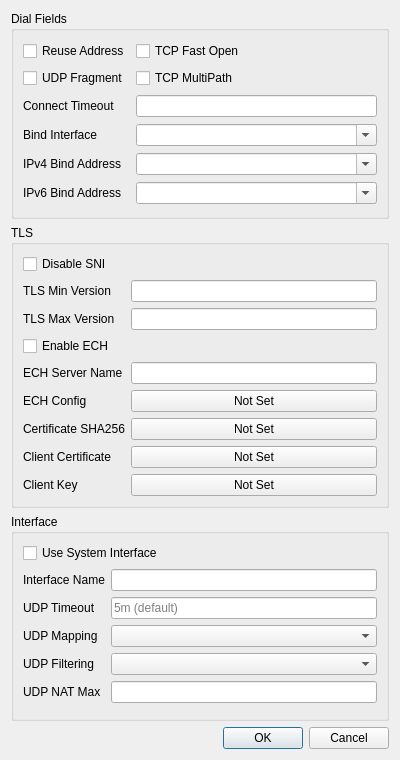
Above: upstream/include/ui/profile/edit_advanced.ui from hopol/throne-mirror before the change. Below: the same form after it.
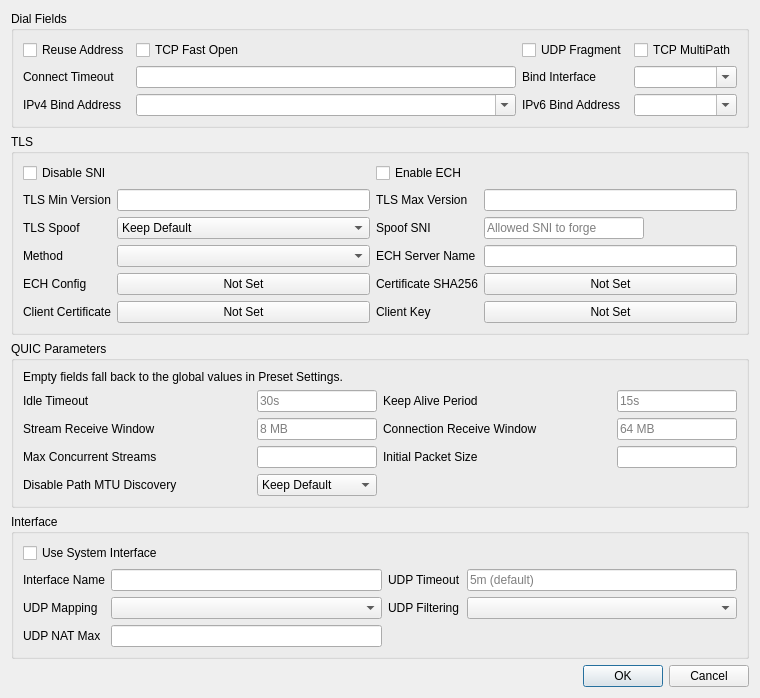
That is the form after the change.

What changed in the file:
```diff
--- a/upstream/include/ui/profile/edit_advanced.ui
+++ b/upstream/include/ui/profile/edit_advanced.ui
@@ -6,8 +6,8 @@
    <rect>
     <x>0</x>
     <y>0</y>
-    <width>400</width>
-    <height>760</height>
+    <width>760</width>
+    <height>460</height>
    </rect>
   </property>
   <property name="windowTitle">
@@ -19,97 +19,95 @@
      <property name="title">
       <string>Dial Fields</string>
      </property>
-     <layout class="QGridLayout" name="gridLayout_2">
-      <item row="2" column="0">
+     <layout class="QGridLayout" name="gridLayout_2">      <item row="0" column="0">
+       <widget class="QCheckBox" name="reuse_addr">
+        <property name="text">
+         <string>Reuse Address</string>
+        </property>
+       </widget>
+      </item>
+      <item row="0" column="1">
+       <widget class="QCheckBox" name="tcp_fast_open">
+        <property name="text">
+         <string>TCP Fast Open</string>
+        </property>
+       </widget>
+      </item>
+      <item row="0" column="2">
+       <widget class="QCheckBox" name="udp_fragment">
+        <property name="text">
+         <string>UDP Fragment</string>
+        </property>
+       </widget>
+      </item>
+      <item row="0" column="3">
+       <widget class="QCheckBox" name="tcp_multipath">
+        <property name="text">
+         <string>TCP MultiPath</string>
+        </property>
+       </widget>
+      </item>
+      <item row="1" column="0">
        <widget class="QLabel" name="label">
         <property name="text">
          <string>Connect Timeout</string>
         </property>
        </widget>
       </item>
-      <item row="2" column="1">
+      <item row="1" column="1">
        <widget class="QLineEdit" name="connect_timeout"/>
       </item>
-      <item row="3" column="0">
+      <item row="1" column="2">
        <widget class="QLabel" name="label_bind_ifc">
         <property name="text">
          <string>Bind Interface</string>
         </property>
        </widget>
       </item>
-      <item row="3" column="1">
+      <item row="1" column="3">
        <widget class="QComboBox" name="bind_interface">
         <property name="editable">
          <bool>true</bool>
         </property>
        </widget>
       </item>
-      <item row="4" column="0">
+      <item row="2" column="0">
        <widget class="QLabel" name="label_inet4_bind">
         <property name="text">
          <string>IPv4 Bind Address</string>
         </property>
        </widget>
       </item>
-      <item row="4" column="1">
+      <item row="2" column="1">
        <widget class="QComboBox" name="inet4_bind_address">
         <property name="editable">
          <bool>true</bool>
         </property>
        </widget>
       </item>
-      <item row="5" column="0">
+      <item row="2" column="2">
        <widget class="QLabel" name="label_inet6_bind">
         <property name="text">
          <string>IPv6 Bind Address</string>
         </property>
        </widget>
       </item>
-      <item row="5" column="1">
+      <item row="2" column="3">
        <widget class="QComboBox" name="inet6_bind_address">
         <property name="editable">
          <bool>true</bool>
         </property>
        </widget>
       </item>
-      <item row="0" column="1">
-       <widget class="QCheckBox" name="tcp_fast_open">
-        <property name="text">
-         <string>TCP Fast Open</string>
-        </property>
-       </widget>
-      </item>
-      <item row="1" column="1">
-       <widget class="QCheckBox" name="tcp_multipath">
-        <property name="text">
-         <string>TCP MultiPath</string>
-        </property>
-       </widget>
-      </item>
-      <item row="0" column="0">
-       <widget class="QCheckBox" name="reuse_addr">
-        <property name="text">
-         <string>Reuse Address</string>
-        </property>
-       </widget>
-      </item>
-      <item row="1" column="0">
-       <widget class="QCheckBox" name="udp_fragment">
-        <property name="text">
-         <string>UDP Fragment</string>
-        </property>
-       </widget>
-      </item>
-     </layout>
+</layout>
     </widget>
    </item>
-   <item row="2" column="0">
+   <item row="3" column="0">
     <widget class="QGroupBox" name="interface_box">
      <property name="title">
       <string>Interface</string>
      </property>
-     <layout class="QFormLayout" name="interface_form">
-      <item row="0" column="0" colspan="2">
+     <layout class="QGridLayout" name="interface_form">      <item row="0" column="0" colspan="4">
        <widget class="QCheckBox" name="system">
         <property name="toolTip">
          <string>&lt;html&gt;&lt;head/&gt;&lt;body&gt;&lt;p&gt;Requires privilege and cannot conflict with existing system interfaces. The internal network stack is used when disabled.&lt;/p&gt;&lt;/body&gt;&lt;/html&gt;</string>
@@ -132,7 +130,7 @@
       <item row="1" column="1">
        <widget class="QLineEdit" name="interface_name"/>
       </item>
-      <item row="2" column="0">
+      <item row="1" column="2">
        <widget class="QLabel" name="udp_timeout_l">
         <property name="toolTip">
          <string>&lt;html&gt;&lt;head/&gt;&lt;body&gt;&lt;p&gt;UDP NAT expiration time.&lt;/p&gt;&lt;/body&gt;&lt;/html&gt;</string>
@@ -142,14 +140,14 @@
         </property>
        </widget>
       </item>
-      <item row="2" column="1">
+      <item row="1" column="3">
        <widget class="QLineEdit" name="udp_timeout">
         <property name="placeholderText">
          <string>5m (default)</string>
         </property>
        </widget>
       </item>
-      <item row="3" column="0">
+      <item row="2" column="0">
        <widget class="QLabel" name="udp_mapping_l">
         <property name="toolTip">
          <string>&lt;html&gt;&lt;head/&gt;&lt;body&gt;&lt;p&gt;UDP NAT mapping behavior. endpoint_independent is used by default.&lt;/p&gt;&lt;/body&gt;&lt;/html&gt;</string>
@@ -159,10 +157,10 @@
         </property>
        </widget>
       </item>
-      <item row="3" column="1">
+      <item row="2" column="1">
        <widget class="QComboBox" name="udp_mapping"/>
       </item>
-      <item row="4" column="0">
+      <item row="2" column="2">
        <widget class="QLabel" name="udp_filtering_l">
         <property name="toolTip">
          <string>&lt;html&gt;&lt;head/&gt;&lt;body&gt;&lt;p&gt;UDP NAT filtering behavior. endpoint_independent is used by default.&lt;/p&gt;&lt;/body&gt;&lt;/html&gt;</string>
@@ -172,10 +170,10 @@
         </property>
        </widget>
       </item>
-      <item row="4" column="1">
+      <item row="2" column="3">
        <widget class="QComboBox" name="udp_filtering"/>
       </item>
-      <item row="5" column="0">
+      <item row="3" column="0">
        <widget class="QLabel" name="udp_nat_max_l">
         <property name="toolTip">
          <string>&lt;html&gt;&lt;head/&gt;&lt;body&gt;&lt;p&gt;Maximum number of UDP NAT entries.&lt;/p&gt;&lt;/body&gt;&lt;/html&gt;</string>
@@ -185,13 +183,13 @@
         </property>
        </widget>
       </item>
-      <item row="5" column="1">
+      <item row="3" column="1">
        <widget class="QLineEdit" name="udp_nat_max"/>
       </item>
-     </layout>
+</layout>
     </widget>
    </item>
-   <item row="3" column="0">
+   <item row="4" column="0">
     <widget class="QDialogButtonBox" name="buttonBox">
      <property name="orientation">
       <enum>Qt::Orientation::Horizontal</enum>
@@ -206,109 +204,329 @@
      <property name="title">
       <string>TLS</string>
      </property>
-     <layout class="QFormLayout" name="formLayout">
-      <item row="3" column="0">
+     <layout class="QGridLayout" name="formLayout">      <item row="0" column="0" colspan="2">
+       <widget class="QCheckBox" name="disable_sni">
+        <property name="text">
+         <string>Disable SNI</string>
+        </property>
+       </widget>
+      </item>
+      <item row="0" column="2" colspan="2">
        <widget class="QCheckBox" name="enable_ech">
         <property name="text">
          <string>Enable ECH</string>
         </property>
        </widget>
       </item>
-      <item row="5" column="0">
+      <item row="1" column="0">
+       <widget class="QLabel" name="label_6">
+        <property name="text">
+         <string>TLS Min Version</string>
+        </property>
+       </widget>
+      </item>
+      <item row="1" column="1">
+       <widget class="QLineEdit" name="min_version"/>
+      </item>
+      <item row="1" column="2">
+       <widget class="QLabel" name="label_7">
+        <property name="text">
+         <string>TLS Max Version</string>
+        </property>
+       </widget>
+      </item>
+      <item row="1" column="3">
+       <widget class="QLineEdit" name="max_version"/>
+      </item>
+      <item row="2" column="0">
+       <widget class="QLabel" name="tls_spoof_state_l">
+        <property name="toolTip">
+         <string>&lt;html&gt;&lt;head/&gt;&lt;body&gt;&lt;p&gt;Whether this profile injects a forged ClientHello. &amp;quot;Keep Default&amp;quot; follows Preset Settings, unless a Spoof SNI is set below.&lt;/p&gt;&lt;/body&gt;&lt;/html&gt;</string>
+        </property>
+        <property name="text">
+         <string>TLS Spoof</string>
+        </property>
+       </widget>
+      </item>
+      <item row="2" column="1">
+       <widget class="QComboBox" name="tls_spoof_state">
+        <item>
+         <property name="text">
+          <string>Keep Default</string>
+         </property>
+        </item>
+        <item>
+         <property name="text">
+          <string>On</string>
+         </property>
+        </item>
+        <item>
+         <property name="text">
+          <string>Off</string>
+         </property>
+        </item>
+       </widget>
+      </item>
+      <item row="2" column="2">
+       <widget class="QLabel" name="tls_spoof_l">
+        <property name="toolTip">
+         <string>&lt;html&gt;&lt;head/&gt;&lt;body&gt;&lt;p&gt;Inject a forged TLS ClientHello carrying this SNI before the real one, to pass SNI filtering that allows specific hostnames.&lt;/p&gt;&lt;p&gt;Client only. Requires elevated privileges (root / Administrator). Not supported on Windows ARM64. &amp;quot;wrong-timestamp&amp;quot; is not supported on macOS.&lt;/p&gt;&lt;p&gt;Leave empty to inherit the global value from Preset Settings.&lt;/p&gt;&lt;/body&gt;&lt;/html&gt;</string>
+        </property>
+        <property name="text">
+         <string>Spoof SNI</string>
+        </property>
+       </widget>
+      </item>
+      <item row="2" column="3">
+       <widget class="QLineEdit" name="tls_spoof">
+        <property name="maximumSize">
+         <size>
+          <width>160</width>
+          <height>16777215</height>
+         </size>
+        </property>
+        <property name="placeholderText">
+         <string>Allowed SNI to forge</string>
+        </property>
+       </widget>
+      </item>
+      <item row="3" column="0">
+       <widget class="QLabel" name="tls_spoof_method_l">
+        <property name="text">
+         <string>Method</string>
+        </property>
+       </widget>
+      </item>
+      <item row="3" column="1">
+       <widget class="QComboBox" name="tls_spoof_method"/>
+      </item>
+      <item row="3" column="2">
+       <widget class="QLabel" name="label_8">
+        <property name="toolTip">
+         <string>&lt;html&gt;&lt;head/&gt;&lt;body&gt;&lt;h4 style=&quot; margin-top:12px; margin-bottom:12px; margin-left:0px; margin-right:0px; -qt-block-indent:0; text-indent:0px;&quot;&gt;&lt;a name=&quot;query_server_name&quot;/&gt;&lt;span style=&quot; font-size:medium; font-weight:700;&quot;&gt;q&lt;/span&gt;&lt;span style=&quot; font-size:medium; font-weight:700;&quot;&gt;uery_server_name in sing-box&lt;/span&gt;&lt;/h4&gt;&lt;/body&gt;&lt;/html&gt;</string>
+        </property>
+        <property name="text">
+         <string>ECH Server Name</string>
+        </property>
+       </widget>
+      </item>
+      <item row="3" column="3">
+       <widget class="QLineEdit" name="ech_server_name"/>
+      </item>
+      <item row="4" column="0">
        <widget class="QLabel" name="label_2">
         <property name="text">
          <string>ECH Config</string>
         </property>
        </widget>
       </item>
-      <item row="5" column="1">
+      <item row="4" column="1">
        <widget class="QPushButton" name="ech_config">
         <property name="text">
          <string>Not Set</string>
         </property>
        </widget>
       </item>
-      <item row="6" column="0">
+      <item row="4" column="2">
        <widget class="QLabel" name="label_3">
         <property name="text">
          <string>Certificate SHA256</string>
         </property>
        </widget>
       </item>
-      <item row="6" column="1">
+      <item row="4" column="3">
        <widget class="QPushButton" name="cert_sha256">
         <property name="text">
          <string>Not Set</string>
         </property>
        </widget>
       </item>
-      <item row="7" column="0">
+      <item row="5" column="0">
        <widget class="QLabel" name="label_4">
         <property name="text">
          <string>Client Certificate</string>
         </property>
        </widget>
       </item>
-      <item row="7" column="1">
+      <item row="5" column="1">
        <widget class="QPushButton" name="client_cert">
         <property name="text">
          <string>Not Set</string>
         </property>
        </widget>
       </item>
-      <item row="8" column="0">
+      <item row="5" column="2">
        <widget class="QLabel" name="label_5">
         <property name="text">
          <string>Client Key</string>
         </property>
        </widget>
       </item>
-      <item row="8" column="1">
+      <item row="5" column="3">
        <widget class="QPushButton" name="client_key">
         <property name="text">
          <string>Not Set</string>
         </property>
        </widget>
       </item>
-      <item row="0" column="0">
-       <widget class="QCheckBox" name="disable_sni">
+</layout>
+    </widget>
+   </item>
+   <item row="2" column="0">
+    <widget class="QGroupBox" name="quic_box">
+     <property name="title">
+      <string>QUIC Parameters</string>
+     </property>
+     <layout class="QGridLayout" name="gridLayout_quic">
+      <item row="0" column="0" colspan="4">
+       <widget class="QLabel" name="quic_note">
         <property name="text">
-         <string>Disable SNI</string>
+         <string>Empty fields fall back to the global values in Preset Settings.</string>
+        </property>
+        <property name="wordWrap">
+         <bool>true</bool>
         </property>
        </widget>
       </item>
       <item row="1" column="0">
-       <widget class="QLabel" name="label_6">
+       <widget class="QLabel" name="quic_idle_timeout_l">
         <property name="text">
-         <string>TLS Min Version</string>
+         <string>Idle Timeout</string>
         </property>
        </widget>
       </item>
       <item row="1" column="1">
-       <widget class="QLineEdit" name="min_version"/>
+       <widget class="QLineEdit" name="quic_idle_timeout">
+        <property name="maximumSize">
+         <size>
+          <width>120</width>
+          <height>16777215</height>
+         </size>
+        </property>
+        <property name="placeholderText">
+         <string notr="true">30s</string>
+        </property>
+       </widget>
+      </item>
+      <item row="1" column="2">
+       <widget class="QLabel" name="quic_keep_alive_period_l">
+        <property name="text">
+         <string>Keep Alive Period</string>
+        </property>
+       </widget>
+      </item>
+      <item row="1" column="3">
+       <widget class="QLineEdit" name="quic_keep_alive_period">
+        <property name="maximumSize">
+         <size>
+          <width>120</width>
+          <height>16777215</height>
+         </size>
+        </property>
+        <property name="placeholderText">
+         <string notr="true">15s</string>
+        </property>
+       </widget>
       </item>
       <item row="2" column="0">
-       <widget class="QLabel" name="label_7">
+       <widget class="QLabel" name="quic_stream_receive_window_l">
         <property name="text">
-         <string>TLS Max Version</string>
+         <string>Stream Receive Window</string>
         </property>
        </widget>
       </item>
       <item row="2" column="1">
-       <widget class="QLineEdit" name="max_version"/>
+       <widget class="QLineEdit" name="quic_stream_receive_window">
+        <property name="maximumSize">
+         <size>
+          <width>120</width>
+          <height>16777215</height>
+         </size>
+        </property>
+        <property name="placeholderText">
+         <string notr="true">8 MB</string>
+        </property>
+       </widget>
+      </item>
+      <item row="2" column="2">
+       <widget class="QLabel" name="quic_connection_receive_window_l">
+        <property name="text">
+         <string>Connection Receive Window</string>
+        </property>
+       </widget>
+      </item>
+      <item row="2" column="3">
+       <widget class="QLineEdit" name="quic_connection_receive_window">
+        <property name="maximumSize">
+         <size>
+          <width>120</width>
+          <height>16777215</height>
+         </size>
+        </property>
+        <property name="placeholderText">
+         <string notr="true">64 MB</string>
+        </property>
+       </widget>
+      </item>
+      <item row="3" column="0">
+       <widget class="QLabel" name="quic_max_concurrent_streams_l">
+        <property name="text">
+         <string>Max Concurrent Streams</string>
+        </property>
+       </widget>
+      </item>
+      <item row="3" column="1">
+       <widget class="QLineEdit" name="quic_max_concurrent_streams">
+        <property name="maximumSize">
+         <size>
+          <width>120</width>
+          <height>16777215</height>
+         </size>
+        </property>
+       </widget>
+      </item>
+      <item row="3" column="2">
+       <widget class="QLabel" name="quic_initial_packet_size_l">
+        <property name="text">
+         <string>Initial Packet Size</string>
+        </property>
+       </widget>
+      </item>
+      <item row="3" column="3">
+       <widget class="QLineEdit" name="quic_initial_packet_size">
+        <property name="maximumSize">
+         <size>
+          <width>120</width>
+          <height>16777215</height>
+         </size>
+        </property>
+       </widget>
       </item>
       <item row="4" column="0">
-       <widget class="QLabel" name="label_8">
-        <property name="toolTip">
-         <string>&lt;html&gt;&lt;head/&gt;&lt;body&gt;&lt;h4 style=&quot; margin-top:12px; margin-bottom:12px; margin-left:0px; margin-right:0px; -qt-block-indent:0; text-indent:0px;&quot;&gt;&lt;a name=&quot;query_server_name&quot;/&gt;&lt;span style=&quot; font-size:medium; font-weight:700;&quot;&gt;q&lt;/span&gt;&lt;span style=&quot; font-size:medium; font-weight:700;&quot;&gt;uery_server_name in sing-box&lt;/span&gt;&lt;/h4&gt;&lt;/body&gt;&lt;/html&gt;</string>
-        </property>
+       <widget class="QLabel" name="quic_disable_path_mtu_discovery_l">
         <property name="text">
-         <string>ECH Server Name</string>
+         <string>Disable Path MTU Discovery</string>
         </property>
        </widget>
       </item>
       <item row="4" column="1">
-       <widget class="QLineEdit" name="ech_server_name"/>
+       <widget class="QComboBox" name="quic_disable_path_mtu_discovery">
+        <item>
+         <property name="text">
+          <string>Keep Default</string>
+         </property>
+        </item>
+        <item>
+         <property name="text">
+          <string>On</string>
+         </property>
+        </item>
+        <item>
+         <property name="text">
+          <string>Off</string>
+         </property>
+        </item>
+       </widget>
       </item>
      </layout>
     </widget>
```
Left out of the diff: 12 changed lines with no effect on the pictures.
